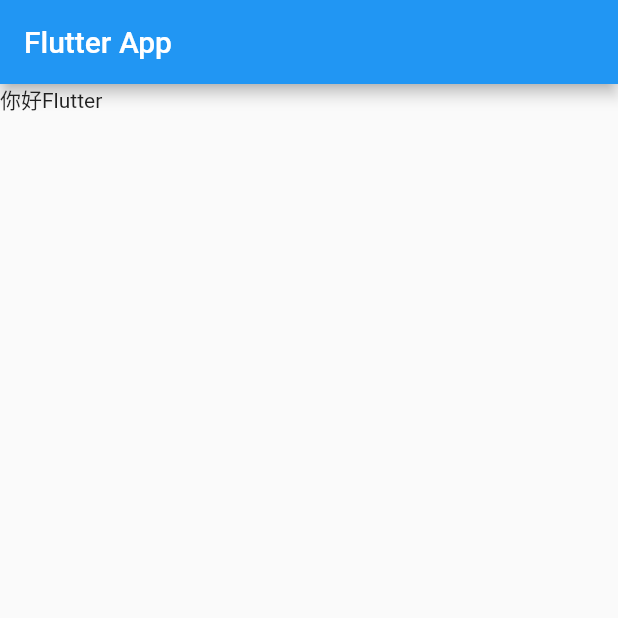
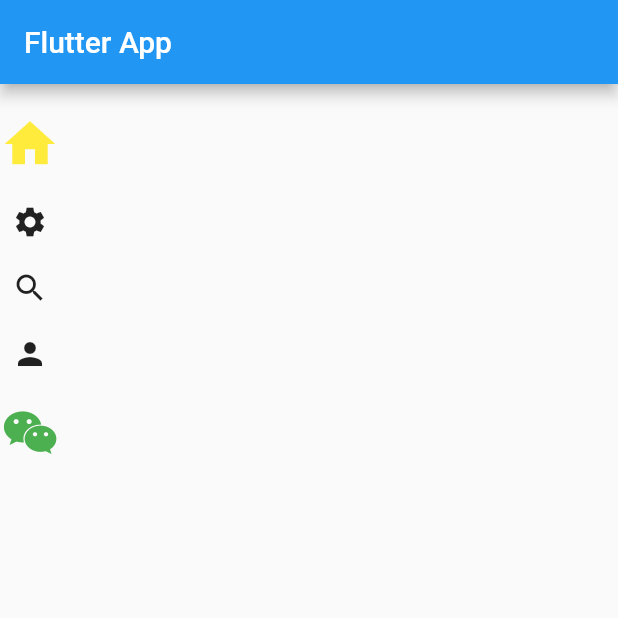
Before and after one commit to chengang7/FlutterProjectStudy, a Flutter app: the screen it shows after launch, on a phone screen of 412 x 824 dp, the top half of it. Run offline on Flutter 3.47's test engine with Material 2 defaults, Android fonts, the phone set to English and light mode, and no system bars.

Commit message:
flutter 图标以及自定义图标的使用

```diff
--- /dev/null
+++ b/flutter_app02/lib/fonts/iconfont.dart
@@ -0,0 +1,9 @@
+import 'package:flutter/material.dart';
+
+class IconFont {
+  static const IconData weixin = IconData(
+    0xe616,
+    fontFamily: 'alibaba',
+    matchTextDirection: true
+  );
+}
--- a/flutter_app02/lib/main.dart
+++ b/flutter_app02/lib/main.dart
@@ -1,4 +1,5 @@
 import 'package:flutter/material.dart';
+import 'package:flutter_app02/fonts/iconfont.dart';
 
 void main() {
   runApp(MaterialApp(
@@ -17,6 +18,19 @@ class MyHomePage extends StatelessWidget {
   @override
   Widget build(BuildContext context) {
     // TODO: implement build
-    return const Text("你好Flutter");
+    return Column(
+      children: const [
+        SizedBox(height: 20,),
+        Icon(Icons.home,size: 40,color: Colors.yellow,),
+        SizedBox(height: 20,),
+        Icon(Icons.settings),
+        SizedBox(height: 20,),
+        Icon(Icons.search),
+        SizedBox(height: 20,),
+        Icon(Icons.person),
+        SizedBox(height: 20,),
+        Icon(IconFont.weixin,size: 40,color: Colors.green,),
+      ],
+    );
   }
 }
--- a/flutter_app02/pubspec.yaml
+++ b/flutter_app02/pubspec.yaml
@@ -89,3 +89,7 @@ flutter:
   #
   # For details regarding fonts from package dependencies,
   # see https://flutter.dev/custom-fonts/#from-packages
+  fonts:
+    - family: alibaba
+      fonts:
+        - asset: fonts/iconfont.ttf
```
Also changed, not shown: flutter_app02/fonts/iconfont.json (added, +16 -0 lines), flutter_app02/fonts/iconfont.ttf (added).
